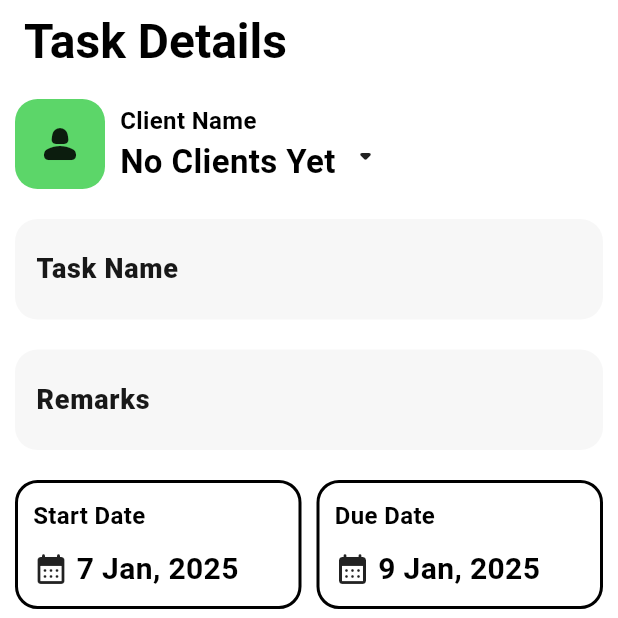
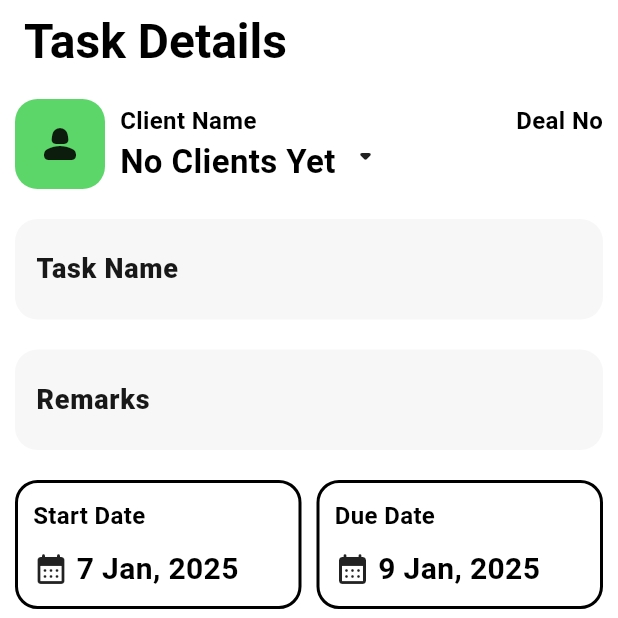
Before and after one commit to PrathamBhavsar/task_app, a Flutter app: the TaskDetailScreen screen opened by its route, on a phone screen of 412 x 824 dp, the top half of it. Run offline on Flutter 3.47's test engine with Material 3 defaults, Android fonts, the phone set to English and light mode, and no system bars; our stand-ins replace fluttertoast, go_router, logger, shared_preferences, supabase_flutter; accounts and stored records are empty; Roboto replaces fonts that are missing (Poppins).

Commit message:
replaced constants

```diff
--- /dev/null
+++ b/lib/constants/app_keys.dart
@@ -0,0 +1,93 @@
+class SupabaseKeys {
+  // Table Names
+
+  static const String usersTable = 'users';
+  static const String taskTable = 'tasks';
+  static const String configTable = 'config';
+  static const String taskAttachmentsTable = 'task_attachments';
+  static const String taskClientsTable = 'task_clients';
+  static const String taskAgenciesTable = 'task_agencies';
+  static const String taskSalespersonsTable = 'task_salespersons';
+  static const String clientsTable = 'clients';
+  static const String taskDesignersTable = 'task_designers';
+  static const String designersTable = 'designers';
+  static const String taskCommentsTable = 'task_comments';
+  static const String taskStatusTable = 'task_status';
+  static const String taskPriorityTable = 'task_priority';
+
+  // Column Names for 'task' Table
+  static const String taskId = 'task_id';
+  static const String taskCreatedBy = 'created_by';
+  static const String taskPriority = 'priority';
+  static const String taskTitle = 'title';
+  static const String taskDueDate = 'due_date';
+  static const String taskStatus = 'status';
+  static const String taskProgress = 'progress';
+  static const String taskDealNo = 'deal_no';
+
+  static const String id = 'id';
+
+  static const String userId = 'user_id';
+
+  static const String attachmentUrl = 'attachment_url';
+
+  static const String clientId = 'client_id';
+
+  static const String designerId = 'designer_id';
+
+  static const String commentText = 'comment';
+}
+
+class AppKeys {
+  static const String fetchedPendingTasks = 'pending_tasks';
+  static const String fetchedSharedTasks = 'shared_tasks';
+  static const String fetchedPaymentTasks = 'payment_tasks';
+  static const String fetchedCompleteTasks = 'complete_tasks';
+
+  static const String fetchedSalespersons = 'salespersons';
+  static const String fetchedClients = 'clients';
+  static const String fetchedAgencies = 'agencies';
+  static const String fetchedDesigners = 'designers';
+
+  static const String fetchedPriority = 'task_priority';
+  static const String fetchedStatus = 'task_status';
+
+  static const String statusSlug = 'slug';
+  static const String nameKey = 'name';
+}
+
+class IndexKeys {
+  static const String salespersonIndex = 'salespersons';
+  static const String agencyIndex = 'agency';
+  static const String designerIndex = 'designers';
+  static const String clientIndex = 'client';
+  static const String statusIndex = 'status';
+  static const String priorityIndex = 'priority';
+}
+
+class FunctionKeys {
+  /// supabase functions
+  static const String updateTaskAssociationsFunc = 'update_task_associations';
+  static const String taskIdParam = 'p_task_id';
+  static const String clientIdParam = 'p_client_id';
+  static const String salespersonIdsParam = 'salesperson_ids';
+  static const String agencyIdsParam = 'agency_ids';
+  static const String designerIdsParam = 'designer_ids';
+
+  static const String getTaskByDealNoFunc = 'get_task_by_deal_no';
+  static const String dealNoParam = 'deal_no_input';
+
+  static const String getSalesTasksFunc = 'get_sales_tasks';
+  static const String getAgencyTasksFunc = 'get_agency_tasks';
+  static const String userIdParam = '_user_id';
+}
+
+class TaskKeys {
+  static const String taskSalespersons = 'task_salespersons';
+  static const String taskClients = 'task_clients';
+  static const String taskAgencies = 'task_agencies';
+  static const String taskDesigners = 'task_designers';
+
+  static const String taskPriority = 'priority';
+  static const String taskStatus = 'status';
+}
--- a/lib/constants/supabase_keys.dart
+++ /dev/null
@@ -1,39 +0,0 @@
-class SupabaseKeys {
-  // Table Names
-
-  static const String usersTable = 'users';
-  static const String taskTable = 'tasks';
-  static const String configTable = 'config';
-  static const String taskAttachmentsTable = 'task_attachments';
-  static const String taskClientsTable = 'task_clients';
-  static const String taskAgenciesTable = 'task_agencies';
-  static const String taskSalespersonsTable = 'task_salespersons';
-  static const String clientsTable = 'clients';
-  static const String taskDesignersTable = 'task_designers';
-  static const String designersTable = 'designers';
-  static const String taskCommentsTable = 'task_comments';
-  static const String taskStatusTable = 'task_status';
-  static const String taskPriorityTable = 'task_priority';
-
-  // Column Names for 'task' Table
-  static const String taskId = 'task_id';
-  static const String taskCreatedBy = 'created_by';
-  static const String taskPriority = 'priority';
-  static const String taskTitle = 'title';
-  static const String taskDueDate = 'due_date';
-  static const String taskStatus = 'status';
-  static const String taskProgress = 'progress';
-  static const String taskDealNo = 'deal_no';
-
-  static const String id = 'id';
-
-  static const String userId = 'user_id';
-
-  static const String attachmentUrl = 'attachment_url';
-
-  static const String clientId = 'client_id';
-
-  static const String designerId = 'designer_id';
-
-  static const String commentText = 'comment';
-}
--- a/lib/controllers/auth_controller.dart
+++ b/lib/controllers/auth_controller.dart
@@ -5,7 +5,7 @@ import 'package:logger/logger.dart';
 import 'package:shared_preferences/shared_preferences.dart';
 import 'package:supabase_flutter/supabase_flutter.dart';
 import 'package:task_app/constants/enums.dart';
-import 'package:task_app/constants/supabase_keys.dart';
+import 'package:task_app/constants/app_keys.dart';
 import 'package:task_app/extensions/color_extension.dart';
 import 'package:task_app/models/user.dart';
 import 'dart:convert';
--- a/lib/views/task/task_detail_screen.dart
+++ b/lib/views/task/task_detail_screen.dart
@@ -2,7 +2,7 @@ import 'package:flutter/material.dart';
 import 'package:provider/provider.dart';
 import 'package:task_app/constants/app_colors.dart';
 import 'package:task_app/constants/enums.dart';
-import 'package:task_app/constants/supabase_keys.dart';
+import 'package:task_app/constants/app_keys.dart';
 import 'package:task_app/providers/task_provider.dart';
 import 'package:task_app/views/home/pages/task%20list/widgets/overlapping_circles.dart';
 import 'package:task_app/views/task/methods/show_bottom_modal.dart';
@@ -87,10 +87,12 @@ class _TaskDetailScreenState extends State<TaskDetailScreen> {
                     context: context,
                     dataList: data['clients'],
                     title: 'Clients',
-                    index: provider.selectedIndices['client'],
+                    index: provider.selectedIndices[IndexKeys.clientIndex],
                     name: 'name',
                     field: 'client',
                     defaultText: "No Clients Yet",
+                    isNewTask: widget.isNewTask,
+                    dealNo: widget.dealNo,
                   ),
                 ),
                 AppPaddings.gapH(20),
@@ -115,11 +117,13 @@ class _TaskDetailScreenState extends State<TaskDetailScreen> {
                   label: 'Status',
                   dataList: data[SupabaseKeys.taskStatusTable],
                   widget: CustomTag(
-                      color: provider.stringToColor(
-                          data[SupabaseKeys.taskStatusTable]
-                              ?[provider.selectedIndices['status']]['color']),
-                      text: data[SupabaseKeys.taskStatusTable]
-                              ?[provider.selectedIndices['status']]['name'] ??
+                      color: provider.stringToColor(data[
+                                  SupabaseKeys.taskStatusTable]
+                              ?[provider.selectedIndices[IndexKeys.statusIndex]]
+                          ['color']),
+                      text: data[SupabaseKeys.taskStatusTable]?[provider
+                                  .selectedIndices[IndexKeys.statusIndex]]
+                              ['name'] ??
                           ""),
                   field: 'status',
                 ),
@@ -128,18 +132,19 @@ class _TaskDetailScreenState extends State<TaskDetailScreen> {
                   label: 'Assigned For',
                   dataList: data['salespersons'],
                   widget: OverlappingCircles(
-                      numberOfCircles:
-                          provider.selectedIndices['salespersons'].length),
+                      numberOfCircles: provider
+                          .selectedIndices[IndexKeys.salespersonIndex].length),
                   field: 'salespersons',
                 ),
                 _buildDynamicRow(
                   context: context,
                   label: 'Designers',
                   dataList: data['designers'],
-                  widget: provider.selectedIndices['designers']!.isNotEmpty
+                  widget: provider
+                          .selectedIndices[IndexKeys.designerIndex]!.isNotEmpty
                       ? OverlappingCircles(
-                          numberOfCircles:
-                              provider.selectedIndices['designers'].length)
+                          numberOfCircles: provider
+                              .selectedIndices[IndexKeys.designerIndex].length)
                       : Text(
                           'None',
                           style: TextStyle(
@@ -155,10 +160,12 @@ class _TaskDetailScreenState extends State<TaskDetailScreen> {
                   dataList: data[SupabaseKeys.taskPriorityTable],
                   widget: CustomTag(
                       color: provider.stringToColor(
-                          data[SupabaseKeys.taskPriorityTable]
-                              ?[provider.selectedIndices['priority']]['color']),
-                      text: data[SupabaseKeys.taskPriorityTable]
-                              ?[provider.selectedIndices['priority']]['name'] ??
+                          data[SupabaseKeys.taskPriorityTable]?[provider
+                                  .selectedIndices[IndexKeys.priorityIndex]]
+                              ['color']),
+                      text: data[SupabaseKeys.taskPriorityTable]?[provider
+                                  .selectedIndices[IndexKeys.priorityIndex]]
+                              ['name'] ??
                           ""),
                   field: 'priority',
                 ),
@@ -170,8 +177,8 @@ class _TaskDetailScreenState extends State<TaskDetailScreen> {
                     label: UserRole.agency.role,
                     dataList: data['agencies'],
                     widget: OverlappingCircles(
-                        numberOfCircles:
-                            provider.selectedIndices['agency'].length),
+                        numberOfCircles: provider
+                            .selectedIndices[IndexKeys.agencyIndex].length),
                     field: 'agency',
                   ),
                 //   if (data['task_attachments'] != null &&
@@ -312,12 +319,16 @@ class _TaskDetailScreenState extends State<TaskDetailScreen> {
     required String name,
     required String field,
     required String defaultText,
+    required bool isNewTask,
+    required String dealNo,
   }) {
     return ClientNameDropdown(
       name: dataList?.isNotEmpty == true ? dataList![index][name] : defaultText,
       clientList: dataList ?? [],
       onTap: () =>
           showClientsBottomSheet(context, dataList ?? [], title, field),
+      dealNo: dealNo,
+      isNewTask: isNewTask,
     );
   }
 
--- a/lib/views/task/widgets/client_name_dropdown.dart
+++ b/lib/views/task/widgets/client_name_dropdown.dart
@@ -6,15 +6,23 @@ class ClientNameDropdown extends StatelessWidget {
       {super.key,
       required this.name,
       required this.clientList,
-      required this.onTap});
+      required this.onTap,
+      required this.dealNo,
+      required this.isNewTask});
   final String name;
   final List<Map<String, dynamic>> clientList;
   final void Function() onTap;
+  final String dealNo;
+  final bool isNewTask;
   @override
   Widget build(BuildContext context) {
     return GestureDetector(
       onTap: onTap,
-      child: Column(
+      child: Row(
+        mainAxisAlignment: MainAxisAlignment.spaceBetween,
+        crossAxisAlignment: CrossAxisAlignment.start,
+        children: [
+          Column(
             crossAxisAlignment: CrossAxisAlignment.start,
             children: [
               Text(
@@ -35,6 +43,25 @@ class ClientNameDropdown extends StatelessWidget {
               ),
             ],
           ),
+          !isNewTask
+              ? Column(
+                  crossAxisAlignment: CrossAxisAlignment.end,
+                  children: [
+                    Text(
+                      'Deal No',
+                      style:
+                          TextStyle(fontSize: 16, fontWeight: FontWeight.w700),
+                    ),
+                    Text(
+                      dealNo,
+                      style:
+                          TextStyle(fontSize: 22, fontWeight: AppTexts.fW700),
+                    ),
+                  ],
+                )
+              : SizedBox.shrink(),
+        ],
+      ),
     );
   }
 }
```
Also changed, not shown: lib/controllers/supabase_controller.dart (+12 -12 lines), lib/providers/task_provider.dart (+81 -63 lines), lib/views/home/pages/task list/task_list_page.dart (+11 -6 lines). Lines whose indentation alone changed are shown as unchanged.
